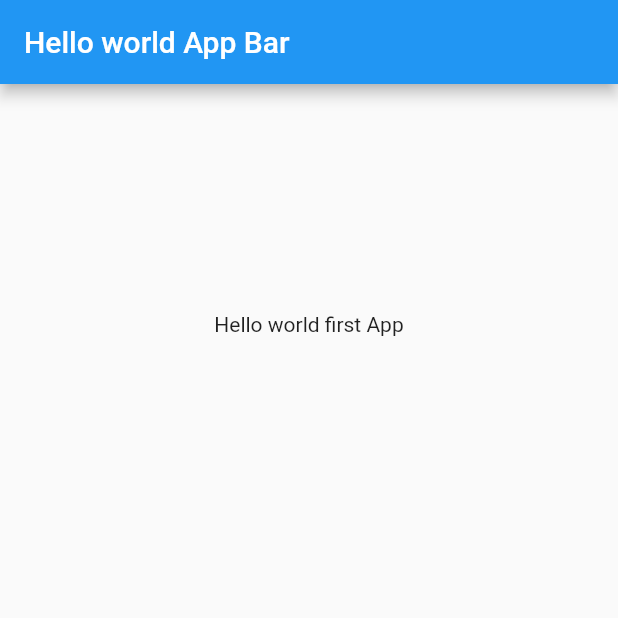
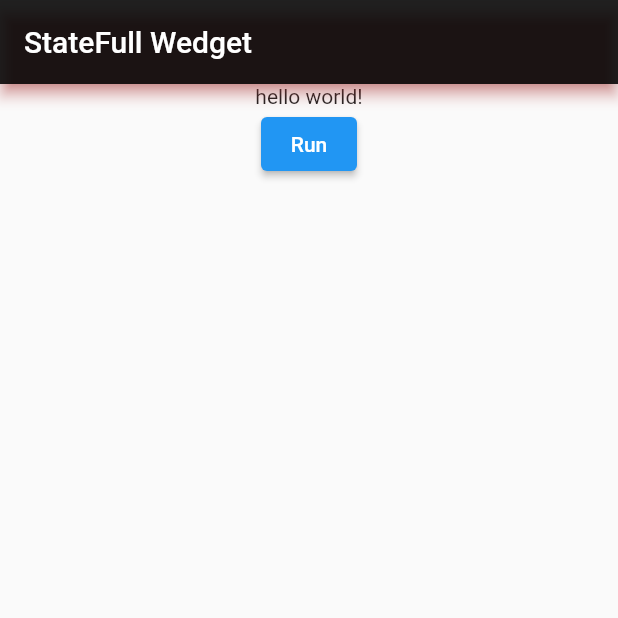
Before and after one commit to CodeGrow-Pro/MobileApps, a Flutter app: the screen it shows after launch, on a phone screen of 412 x 824 dp, the top half of it. Run offline on Flutter 3.47's test engine with Material 2 defaults, Android fonts, the phone set to English and light mode, and no system bars; missing offline and left inert: raised_buttons.

Commit message:
tutoril 3

```diff
--- a/lib/main.dart
+++ b/lib/main.dart
@@ -1,25 +1,84 @@
+// ignore_for_file: avoid_unnecessary_containers, unnecessary_new
+
 import "package:flutter/material.dart";
+import 'package:raised_buttons/raised_buttons.dart';
 
 void main() {
-  runApp(MyApp());
+  runApp(const MyApp());
 }
+
+// class MyApp extends StatelessWidget {
+//   const MyApp({super.key});
+
+//   @override
+//   Widget build(BuildContext context) {
+//     return MaterialApp(
+//       title: "Tutorial 2 first app",
+//       home: Scaffold(
+//         // ignore: prefer_const_constructors
+//         appBar: AppBar(title: Text("Hello world App Bar")),
+//         body: const Center(
+//           heightFactor: 20,
+//           widthFactor: 20,
+//           child:Text("Hello world first App"),
+//         ),
+//       ),
+//     );
+//   }
+// }
+//start toturial 3
 
 class MyApp extends StatelessWidget {
   const MyApp({super.key});
 
   @override
   Widget build(BuildContext context) {
-    return MaterialApp(
-      title: "Tutorial 2 first app",
-      home: Scaffold(
-        // ignore: prefer_const_constructors
-        appBar: AppBar(title: Text("Hello world App Bar")),
-        body: const Center(
-          heightFactor: 20,
-          widthFactor: 20,
-          child:Text("Hello world first App"),
-        ),
+    return const MaterialApp(title: "make home page", home: HomePage());
+  }
+}
+
+class HomePage extends StatefulWidget {
+  const HomePage({super.key});
+
+  @override
+  State<HomePage> createState() => _HomePageState();
+}
+
+class _HomePageState extends State<HomePage> {
+    String s = "hello world!";
+  void _changeText(){
+    if(s[0]=='h'){
+      setState(() {
+        s = "Welcome to StateFull Hello World";
+      });
+    }else{
+      setState(() {
+        s = "hello world!";
+      });
+    }
+  }
+   Widget _bodyWedget(){
+      return  Container(
+        child: Center(child: Column(
+          children: <Widget>[
+           Text(s),
+          ElevatedButton(
+              //style: style,
+              onPressed: _changeText,
+              child: const Text('Run'),
+            ),
+        ],)),
+      );
+   }
+   @override
+  Widget build(BuildContext context) {
+    return Scaffold(
+      appBar: AppBar(
+        title: const Text("StateFull Wedget"),
+        shadowColor: Colors.redAccent,
+        backgroundColor: Colors.black87,
       ),
+      body: _bodyWedget(),
     );
   }
 }
--- a/pubspec.yaml
+++ b/pubspec.yaml
@@ -36,6 +36,7 @@ dependencies:
   # The following adds the Cupertino Icons font to your application.
   # Use with the CupertinoIcons class for iOS style icons.
   cupertino_icons: ^1.0.2
+  raised_buttons: ^0.0.2
 
 dev_dependencies:
   flutter_test:
```
Also changed, not shown: flutter_02.png (added), pubspec.lock.
